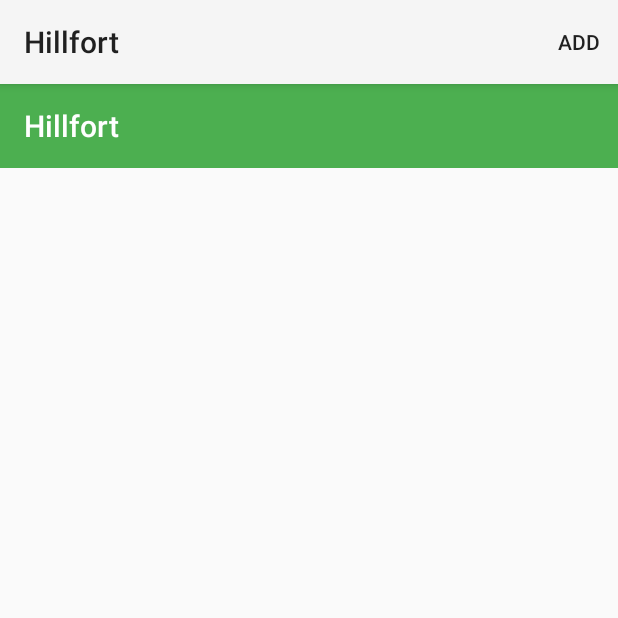
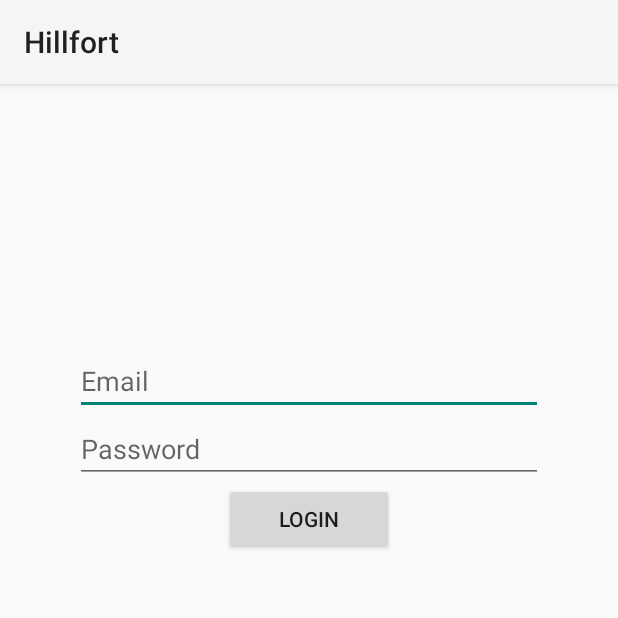
Before and after one commit to lukehalley/Hillfort, an Android app: the screen it shows after launch (HillfortListActivity before the commit, HillfortLoginActivity after it), on a phone screen of 412 x 824 dp, the top half of it. Run offline under Robolectric (Android 15) with nearby library versions, the phone set to English and light mode, and no system bars; 1 statement that could not run was skipped.

Commit message:
Added basic log in menu that launches on start up of app doesnt do anything yet though

```diff
--- a/app/src/main/AndroidManifest.xml
+++ b/app/src/main/AndroidManifest.xml
@@ -18,8 +18,7 @@
             android:name="org.apache.http.legacy"
             android:required="false" />
 
-        <activity android:name="org.wit.hillfort.activities.HillfortActivity" />
-        <activity android:name="org.wit.hillfort.activities.HillfortListActivity">
+        <activity android:name="org.wit.hillfort.activities.HillfortLoginActivity">
             <intent-filter>
                 <action android:name="android.intent.action.MAIN" />
 
--- a/app/src/main/java/org/wit/hillfort/activities/HillfortActivity.kt
+++ b/app/src/main/java/org/wit/hillfort/activities/HillfortActivity.kt
@@ -6,6 +6,7 @@ import android.os.Bundle
 import android.view.Menu
 import android.view.MenuItem
 import kotlinx.android.synthetic.main.activity_hillfort.*
+import kotlinx.android.synthetic.main.activity_login.*
 import org.jetbrains.anko.AnkoLogger
 import org.jetbrains.anko.info
 import org.jetbrains.anko.intentFor
--- a/app/src/main/java/org/wit/hillfort/activities/HillfortListActivity.kt
+++ b/app/src/main/java/org/wit/hillfort/activities/HillfortListActivity.kt
@@ -20,6 +20,7 @@ class HillfortListActivity : AppCompatActivity(), HillfortListener {
     override fun onCreate(savedInstanceState: Bundle?) {
         super.onCreate(savedInstanceState)
     setContentView(R.layout.activity_hillfort_list)
+//        setContentView(R.layout.activity_login)
         app = application as MainApp
         toolbarMain.title = title
         setSupportActionBar(toolbarMain)
--- /dev/null
+++ b/app/src/main/java/org/wit/hillfort/activities/HillfortLoginActivity.kt
@@ -0,0 +1,15 @@
+package org.wit.hillfort.activities
+
+import android.support.v7.app.AppCompatActivity
+import android.os.Bundle
+import org.jetbrains.anko.AnkoLogger
+import org.wit.hillfort.R
+
+class HillfortLoginActivity : AppCompatActivity(), AnkoLogger {
+
+    override fun onCreate(savedInstanceState: Bundle?) {
+        super.onCreate(savedInstanceState)
+        setContentView(R.layout.activity_login)
+    }
+
+}
--- a/app/src/main/java/org/wit/hillfort/main/MainApp.kt
+++ b/app/src/main/java/org/wit/hillfort/main/MainApp.kt
@@ -4,8 +4,6 @@ import android.app.Application
 import org.jetbrains.anko.AnkoLogger
 import org.jetbrains.anko.info
 import org.wit.hillfort.models.HillfortMemStore
-import org.wit.hillfort.models.HillfortModel
-
 class MainApp : Application(), AnkoLogger {
 
   val hillforts = HillfortMemStore()
--- /dev/null
+++ b/app/src/main/res/layout/activity_login.xml
@@ -0,0 +1,39 @@
+<?xml version="1.0" encoding="utf-8"?>
+<RelativeLayout xmlns:android="http://schemas.android.com/apk/res/android"
+    android:layout_width="match_parent"
+    android:layout_height="match_parent"
+    android:layout_marginLeft="50dp"
+    android:layout_marginRight="50dp">
+
+    <LinearLayout
+        android:layout_width="match_parent"
+        android:layout_height="wrap_content"
+        android:layout_alignParentStart="true"
+        android:layout_alignParentTop="true"
+        android:layout_marginStart="0dp"
+        android:layout_marginTop="175dp"
+        android:orientation="vertical">
+
+        <EditText
+            android:id="@+id/enteredEmail"
+            android:layout_width="match_parent"
+            android:layout_height="wrap_content"
+            android:hint="@string/email"
+            android:inputType="textWebEmailAddress" />
+
+        <EditText
+            android:id="@+id/enteredPassword"
+            android:layout_width="match_parent"
+            android:layout_height="wrap_content"
+            android:hint="@string/password"
+            android:inputType="textPassword" />
+
+        <Button
+            android:id="@+id/loginButton"
+            android:layout_width="113dp"
+            android:layout_height="wrap_content"
+            android:layout_gravity="center"
+            android:text="@string/loginButton" />
+
+    </LinearLayout>
+</RelativeLayout>
--- a/app/src/main/res/values/strings.xml
+++ b/app/src/main/res/values/strings.xml
@@ -1,4 +1,8 @@
 <resources>
+    <string name="email">Email</string>
+    <string name="password">Password</string>
+    <string name="loginButton">Login</string>
+    <string name="registerButton">Register</string>
     <string name="app_name">Hillfort</string>
     <string name="hint_hillfortTitle">Hillfort Title</string>
     <string name="hint_hillfortDescription">Description </string>
```
Also changed, not shown: 1 other file. Lines whose indentation alone changed are shown as unchanged.
